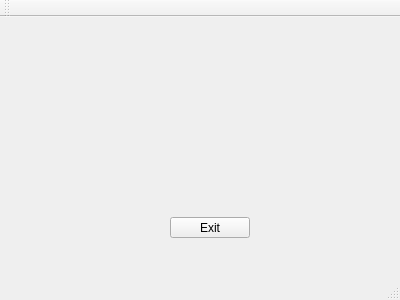
The window that Client/Client/client.ui (DVorotilkin/Munchkin) describes before a commit, drawn with Qt 5.
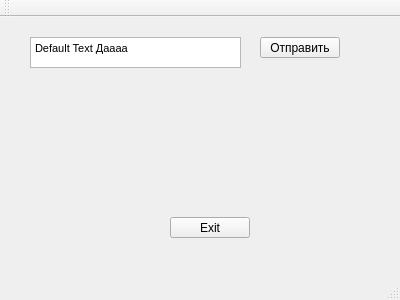
The same window after the commit.

Commit message: Add form to network test

What changed in the file:
```diff
--- a/Client/Client/client.ui
+++ b/Client/Client/client.ui
@@ -27,6 +27,36 @@
      <string>Exit</string>
     </property>
    </widget>
+   <widget class="QTextEdit" name="textEdit">
+    <property name="geometry">
+     <rect>
+      <x>30</x>
+      <y>20</y>
+      <width>211</width>
+      <height>31</height>
+     </rect>
+    </property>
+    <property name="html">
+     <string>&lt;!DOCTYPE HTML PUBLIC &quot;-//W3C//DTD HTML 4.0//EN&quot; &quot;http://www.w3.org/TR/REC-html40/strict.dtd&quot;&gt;
+&lt;html&gt;&lt;head&gt;&lt;meta name=&quot;qrichtext&quot; content=&quot;1&quot; /&gt;&lt;style type=&quot;text/css&quot;&gt;
+p, li { white-space: pre-wrap; }
+&lt;/style&gt;&lt;/head&gt;&lt;body style=&quot; font-family:'MS Shell Dlg 2'; font-size:8.25pt; font-weight:400; font-style:normal;&quot;&gt;
+&lt;p style=&quot; margin-top:0px; margin-bottom:0px; margin-left:0px; margin-right:0px; -qt-block-indent:0; text-indent:0px;&quot;&gt;Default Text Даааа&lt;/p&gt;&lt;/body&gt;&lt;/html&gt;</string>
+    </property>
+   </widget>
+   <widget class="QPushButton" name="Send">
+    <property name="geometry">
+     <rect>
+      <x>260</x>
+      <y>20</y>
+      <width>80</width>
+      <height>21</height>
+     </rect>
+    </property>
+    <property name="text">
+     <string>Отправить</string>
+    </property>
+   </widget>
   </widget>
   <widget class="QMenuBar" name="menuBar">
    <property name="geometry">
```
The commit also changes 3 other files.
